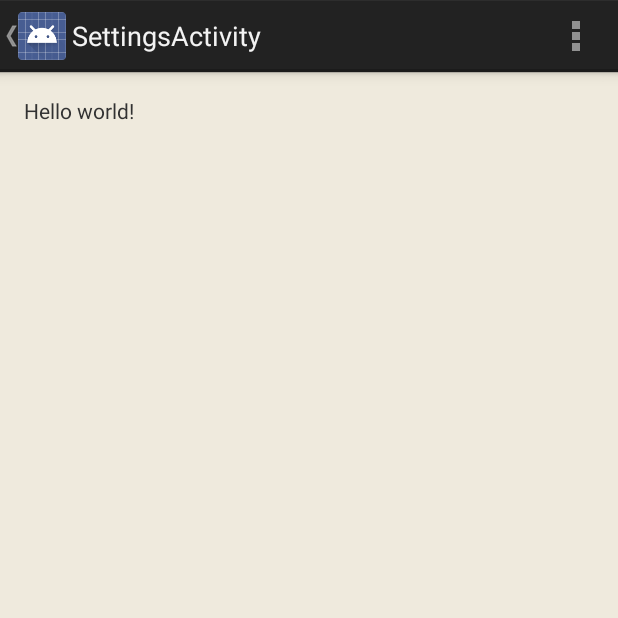
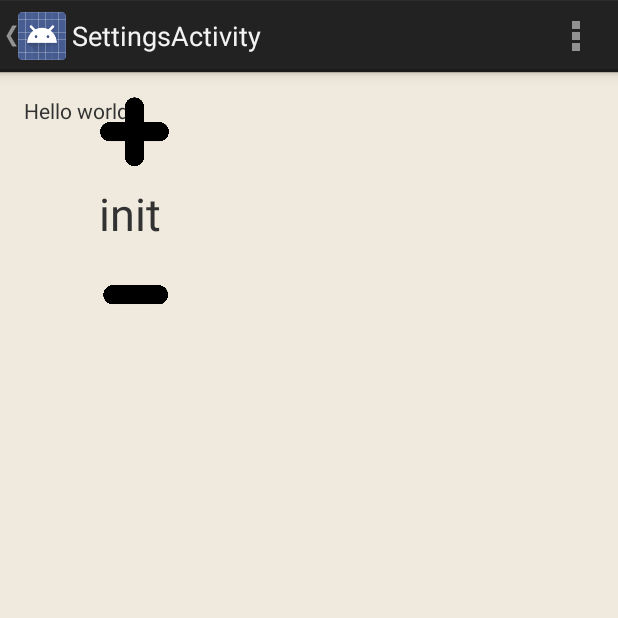
Before and after one commit to kevana/BreakTime, an Android app: the SettingsActivity screen opened directly, with no data from a screen before it, on a phone screen of 412 x 824 dp, the top half of it. Run offline under Robolectric (Android 15) with nearby library versions, the phone set to English and light mode, and no system bars; 1 statement that could not run was skipped.

Commit message:
broken settings menu, but I'm committing it because I'm going to be busy until late Friday

```diff
--- a/app/src/main/res/layout/activity_settings.xml
+++ b/app/src/main/res/layout/activity_settings.xml
@@ -14,4 +14,33 @@
         android:layout_height="wrap_content"
         android:text="@string/hello_world" />
 
+    <ImageButton
+        android:id="@+id/plusStudy"
+        android:scaleType="fitCenter"
+        android:layout_width="48dp"
+        android:layout_height="48dp"
+        android:layout_marginLeft="50dp"
+        android:background="@android:color/transparent"
+        android:onClick="incrementStudyTime"
+        android:src="@drawable/plus" />
+    <TextView
+        android:id="@+id/studyTimeText"
+        android:layout_width="wrap_content"
+        android:layout_height="wrap_content"
+        android:text="init"
+        android:textSize="30dp"
+        android:layout_marginLeft="50dp"
+        android:layout_below="@id/plusStudy"
+        android:layout_marginTop="10dp"/>
+    <ImageButton
+        android:id="@+id/minusStudy"
+        android:scaleType="fitCenter"
+        android:layout_width="48dp"
+        android:layout_height="48dp"
+        android:layout_below="@id/studyTimeText"
+        android:layout_marginLeft="50dp"
+        android:layout_marginTop="10dp"
+        android:background="@android:color/transparent"
+        android:onClick="decrementStudyTime"
+        android:src="@drawable/minus" />
 </RelativeLayout>
```
Also changed, not shown: app/src/main/java/com/breaktime/SettingsActivity.java (+31 -0 lines), app/src/main/res/drawable/minus.png (added), app/src/main/res/drawable/plus.png (added).
